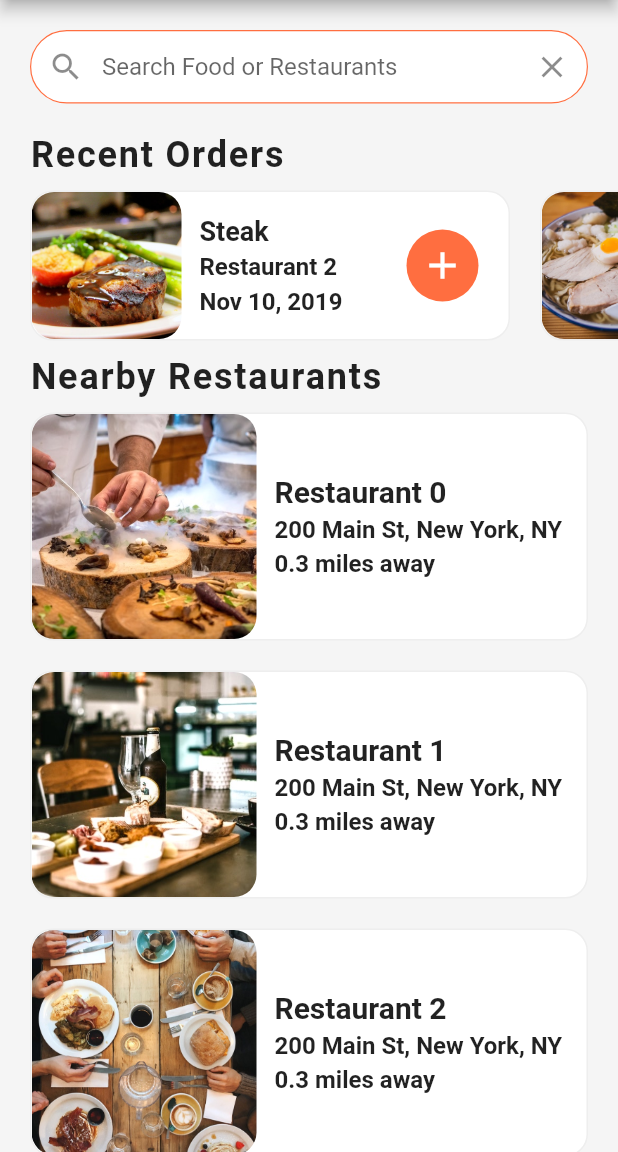
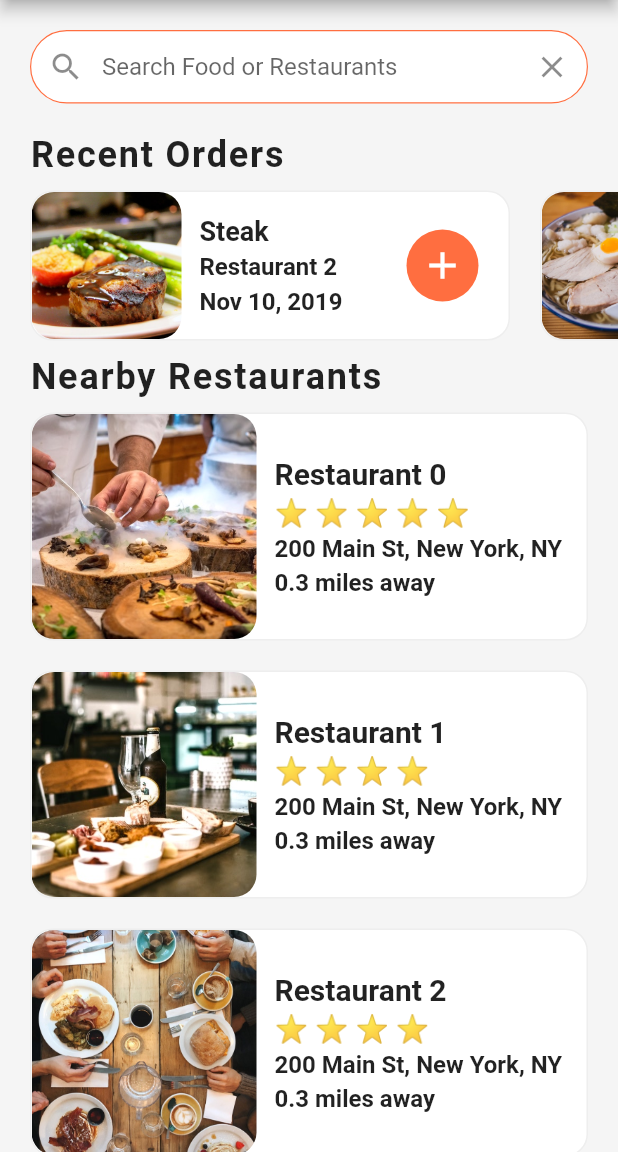
Before and after one commit to Jhay4Julian/food_delivery_ui, a Flutter app: the screen it shows after launch, on a phone screen of 412 x 824 dp, the part 84-1236 px from its top. Run offline on Flutter 3.47's test engine with Material 2 defaults, Android fonts, the phone set to English and light mode, and no system bars.

Commit message:
added the rating stars

```diff
--- a/lib/widgets/nearby_restaurants.dart
+++ b/lib/widgets/nearby_restaurants.dart
@@ -1,6 +1,7 @@
 import 'package:flutter/material.dart';
 import 'package:flutter_food_delivery_ui/data/data.dart';
 import 'package:flutter_food_delivery_ui/models/restaurant.dart';
+import 'package:flutter_food_delivery_ui/widgets/rating_stars.dart';
 
 class NearbyRestaurants extends StatelessWidget {
   _buildRestaurants() {
@@ -42,7 +43,8 @@ class NearbyRestaurants extends StatelessWidget {
                       ),
                       overflow: TextOverflow.ellipsis
                       ),
-                      // RatingStar(),
+                      SizedBox(height: 4.0),
+                      RatingStars(restaurant.rating),
                       SizedBox(height: 4.0),
                       Text(restaurant.address,
                       style: TextStyle(
--- /dev/null
+++ b/lib/widgets/rating_stars.dart
@@ -0,0 +1,23 @@
+import 'package:flutter/material.dart';
+
+class RatingStars extends StatelessWidget {
+
+  final int rating;
+
+  RatingStars(this.rating);
+
+  @override
+  Widget build(BuildContext context) {
+    String stars = '';
+    for (int i = 0; i < rating; i++) {
+      stars += '⭐ ';
+    }
+    stars.trim();
+    return Text(
+      stars,
+      style: TextStyle(
+        fontSize: 18.0
+      ),
+    );
+  }
+}
```
